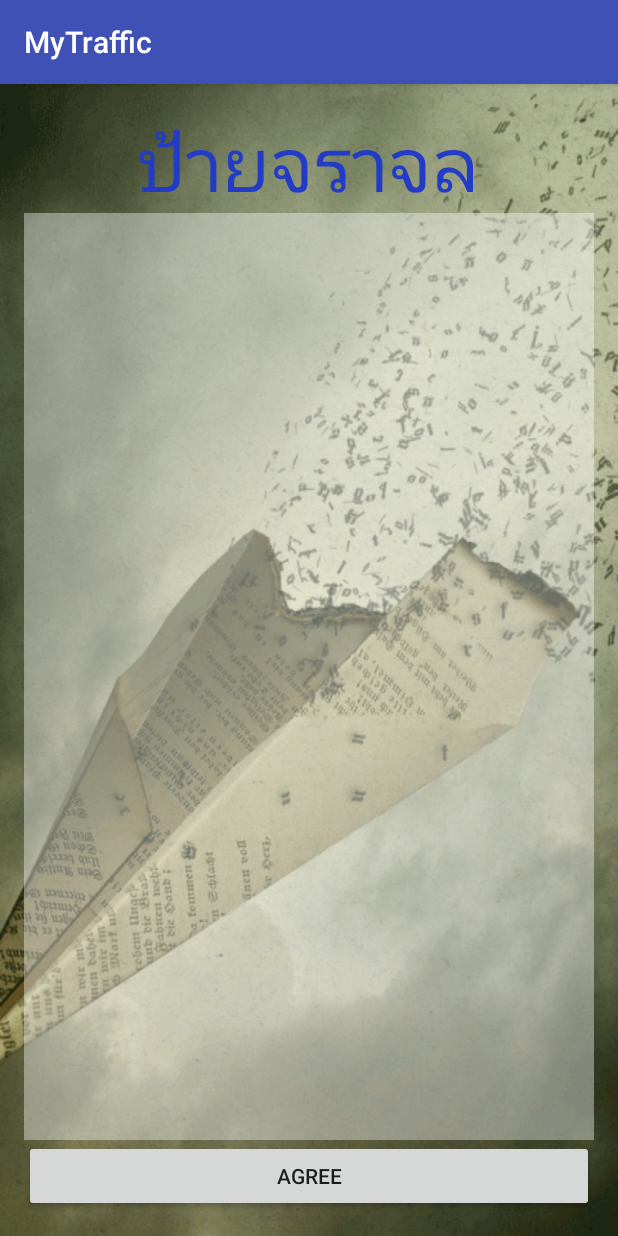
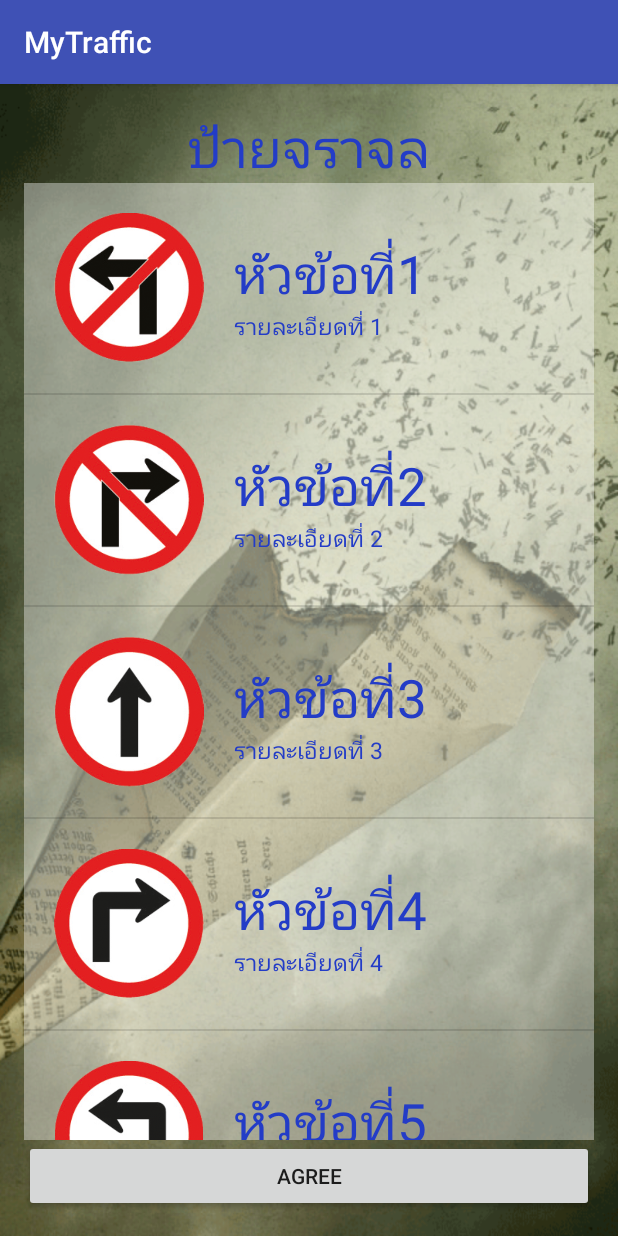
Before and after one commit to kaninVernity/Mytraffic, an Android app: the screen it shows after launch (MainActivity), on a phone screen of 412 x 824 dp. Run offline under Robolectric (Android 15) with nearby library versions, the phone set to English and light mode, and no system bars.

Commit message:
ListView finish

```diff
--- a/app/src/main/java/wiboosirichai/kanin/mytraffic/MainActivity.java
+++ b/app/src/main/java/wiboosirichai/kanin/mytraffic/MainActivity.java
@@ -22,15 +22,94 @@ public class MainActivity extends AppCompatActivity {
 
         buttonContorller();
 
+        ///// create listview
+        createListview();
+
 
     }
+
+    private void createListview() {
+
+        /// IconImage
+        int[] intIcon = new int[20];
+        intIcon[0] = R.drawable.traffic_01;
+        intIcon[1] = R.drawable.traffic_02;
+        intIcon[2] = R.drawable.traffic_03;
+        intIcon[3] = R.drawable.traffic_04;
+        intIcon[4] = R.drawable.traffic_05;
+        intIcon[5] = R.drawable.traffic_06;
+        intIcon[6] = R.drawable.traffic_07;
+        intIcon[7] = R.drawable.traffic_08;
+        intIcon[8] = R.drawable.traffic_09;
+        intIcon[9] = R.drawable.traffic_10;
+        intIcon[10] = R.drawable.traffic_11;
+        intIcon[11] = R.drawable.traffic_12;
+        intIcon[12] = R.drawable.traffic_13;
+        intIcon[13] = R.drawable.traffic_14;
+        intIcon[14] = R.drawable.traffic_15;
+        intIcon[15] = R.drawable.traffic_16;
+        intIcon[16] = R.drawable.traffic_17;
+        intIcon[17] = R.drawable.traffic_18;
+        intIcon[18] = R.drawable.traffic_19;
+        intIcon[19] = R.drawable.traffic_20;
+
+        String[] strtitle = new String[20];
+        strtitle[0] = "หัวข้อที่1";
+        strtitle[1] = "หัวข้อที่2";
+        strtitle[2] = "หัวข้อที่3";
+        strtitle[3] = "หัวข้อที่4";
+        strtitle[4] = "หัวข้อที่5";
+        strtitle[5] = "หัวข้อที่6";
+        strtitle[6] = "หัวข้อที่7";
+        strtitle[7] = "หัวข้อที่8";
+        strtitle[8] = "หัวข้อที่9";
+        strtitle[9] = "หัวข้อที่10";
+        strtitle[10] = "หัวข้อที่11";
+        strtitle[11] = "หัวข้อที่12";
+        strtitle[12] = "หัวข้อที่13";
+        strtitle[13] = "หัวข้อที่14";
+        strtitle[14] = "หัวข้อที่15";
+        strtitle[15] = "หัวข้อที่16";
+        strtitle[16] = "หัวข้อที่17";
+        strtitle[17] = "หัวข้อที่18";
+        strtitle[18] = "หัวข้อที่19";
+        strtitle[19] = "หัวข้อที่20";
+
+
+        String[] strdetail = new String[20];
+        strdetail[0] = "รายละเอียดที่ 1";
+        strdetail[1] = "รายละเอียดที่ 2";
+        strdetail[2] = "รายละเอียดที่ 3";
+        strdetail[3] = "รายละเอียดที่ 4";
+        strdetail[4] = "รายละเอียดที่ 5";
+        strdetail[5] = "รายละเอียดที่ 6";
+        strdetail[6] = "รายละเอียดที่ 7";
+        strdetail[7] = "รายละเอียดที่ 8";
+        strdetail[8] = "รายละเอียดที่ 9";
+        strdetail[9] = "รายละเอียดที่ 10";
+        strdetail[10] = "รายละเอียดที่ 11";
+        strdetail[11] = "รายละเอียดที่ 12";
+        strdetail[12] = "รายละเอียดที่ 13";
+        strdetail[13] = "รายละเอียดที่ 14";
+        strdetail[14] = "รายละเอียดที่ 15";
+        strdetail[15] = "รายละเอียดที่ 16";
+        strdetail[16] = "รายละเอียดที่ 17";
+        strdetail[17] = "รายละเอียดที่ 18";
+        strdetail[18] = "รายละเอียดที่ 19";
+        strdetail[19] = "รายละเอียดที่ 20";
+
+
+        MyAdapter objMyAdapter = new MyAdapter(MainActivity.this,intIcon,strtitle,strdetail);
+        trafficsViewListView.setAdapter(objMyAdapter);
+
+    }///// create list view
 
     private void buttonContorller() {
         aboutButton.setOnClickListener(new View.OnClickListener() {
             @Override
             public void onClick(View v) {
 
-                MediaPlayer buttonPlayer = MediaPlayer.create(getBaseContext(),R.raw.phonton1);
+                MediaPlayer buttonPlayer = MediaPlayer.create(getBaseContext(), R.raw.phonton1);
                 buttonPlayer.start();
                 //////web view
                 Intent objIntent = new Intent(Intent.ACTION_VIEW);
--- /dev/null
+++ b/app/src/main/java/wiboosirichai/kanin/mytraffic/MyAdapter.java
@@ -0,0 +1,63 @@
+package wiboosirichai.kanin.mytraffic;
+
+import android.content.Context;
+import android.view.LayoutInflater;
+import android.view.View;
+import android.view.ViewGroup;
+import android.widget.BaseAdapter;
+import android.widget.ImageView;
+import android.widget.TextView;
+
+/**
+ * Created by Kanin on 11/29/2015.
+ */
+public class MyAdapter extends BaseAdapter {
+    //explicit
+    private Context objContext;
+    private int[] iconInts;
+    private String[] titelStrings;
+    private String[] detailStrings;
+
+
+    public MyAdapter(Context objContext, int[] iconInts, String[] titelStrings, String[] detailStrings) {
+        this.objContext = objContext;
+        this.iconInts = iconInts;
+        this.titelStrings = titelStrings;
+        this.detailStrings = detailStrings;
+    }   // constructor
+
+    @Override
+    public int getCount() {
+
+        return titelStrings.length;
+    }
+
+    @Override
+    public Object getItem(int position) {
+        return null;
+    }
+
+    @Override
+    public long getItemId(int position) {
+        return 0;
+    }
+
+    @Override
+    public View getView(int position, View convertView, ViewGroup parent) {
+
+        LayoutInflater objLayoutInflater = (LayoutInflater) objContext.getSystemService(Context.LAYOUT_INFLATER_SERVICE);
+        View objView = objLayoutInflater.inflate(R.layout.my_review, parent, false);
+
+        ImageView iconimageView = (ImageView) objView.findViewById(R.id.imv_icon);
+
+        iconimageView.setImageResource(iconInts[position]);
+
+        TextView titleTextView = (TextView) objView.findViewById(R.id.txt_title);
+        titleTextView.setText(titelStrings[position]);
+
+        TextView detailTextView = (TextView) objView.findViewById(R.id.txt_detail);
+        detailTextView.setText(detailStrings[position]);
+
+        return objView;
+    }
+}/// main Class
--- a/app/src/main/res/values/dimens.xml
+++ b/app/src/main/res/values/dimens.xml
@@ -2,7 +2,7 @@
     <!-- Default screen margins, per the Android Design guidelines. -->
     <dimen name="activity_horizontal_margin">16dp</dimen>
     <dimen name="activity_vertical_margin">16dp</dimen>
-    <dimen name="h1">50dp</dimen>
+    <dimen name="h1">35dp</dimen>
     <dimen name="icon">100dp</dimen>
-    <dimen name="h2">25dp</dimen>
+    <dimen name="h2">15dp</dimen>
 </resources>
```
